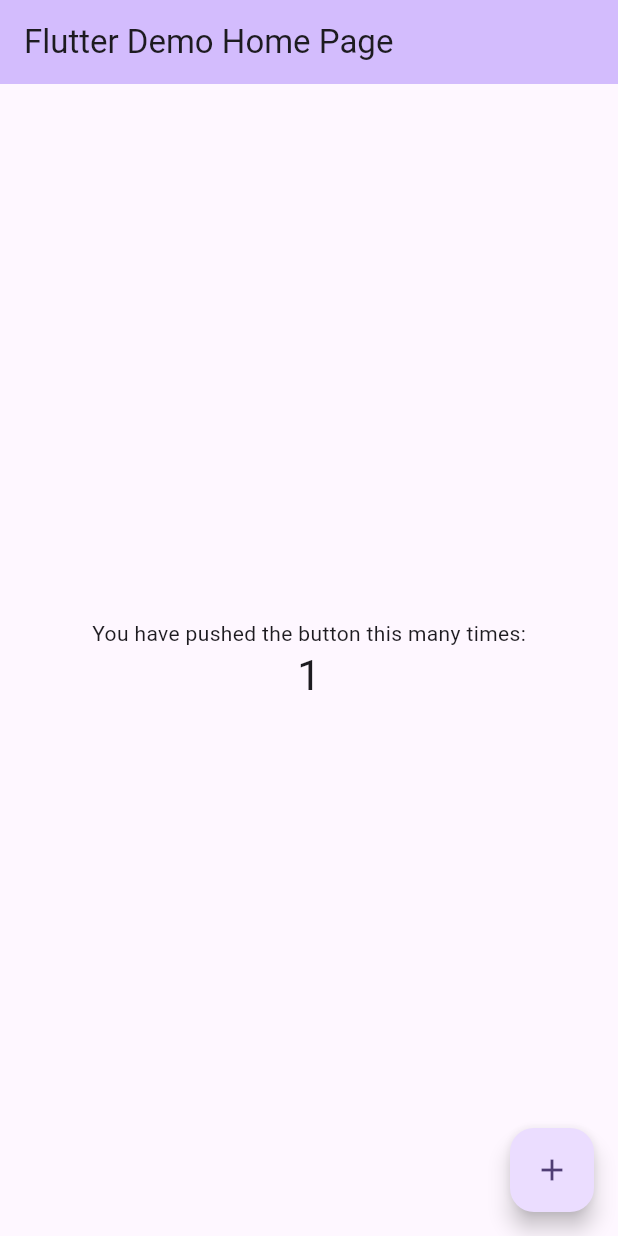
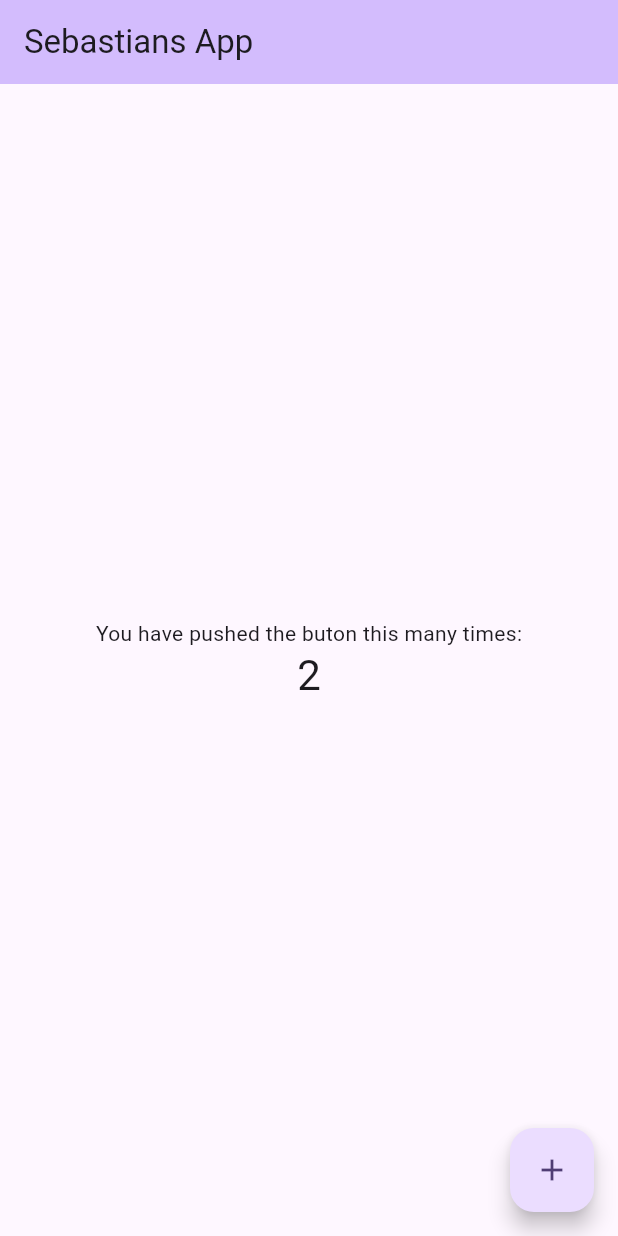
Before and after one commit to gu-tig333-ht23/xandse, a Flutter app: the MyHomePage screen opened directly, after a tap on the "add" icon, on a phone screen of 412 x 824 dp. Run offline on Flutter 3.47's test engine with Material 2 defaults, Android fonts, the phone set to English and light mode, and no system bars.

Commit message:
Färdig med vecka 1

```diff
--- a/lib/main.dart
+++ b/lib/main.dart
@@ -31,7 +31,7 @@ class MyApp extends StatelessWidget {
         colorScheme: ColorScheme.fromSeed(seedColor: Colors.deepPurple),
         useMaterial3: true,
       ),
-      home: const MyHomePage(title: 'Flutter Demo Home Page'),
+      home: const MyHomePage(title: 'Sebastians App'),
     );
   }
 }
@@ -64,7 +64,7 @@ class _MyHomePageState extends State<MyHomePage> {
       // so that the display can reflect the updated values. If we changed
       // _counter without calling setState(), then the build method would not be
       // called again, and so nothing would appear to happen.
-      _counter++;
+      _counter += 2;
     });
   }
 
@@ -106,7 +106,7 @@ class _MyHomePageState extends State<MyHomePage> {
           mainAxisAlignment: MainAxisAlignment.center,
           children: <Widget>[
             const Text(
-              'You have pushed the button this many times:',
+              'You have pushed the buton this many times:',
             ),
             Text(
               '$_counter',
```
Also changed, not shown: pubspec.lock.
